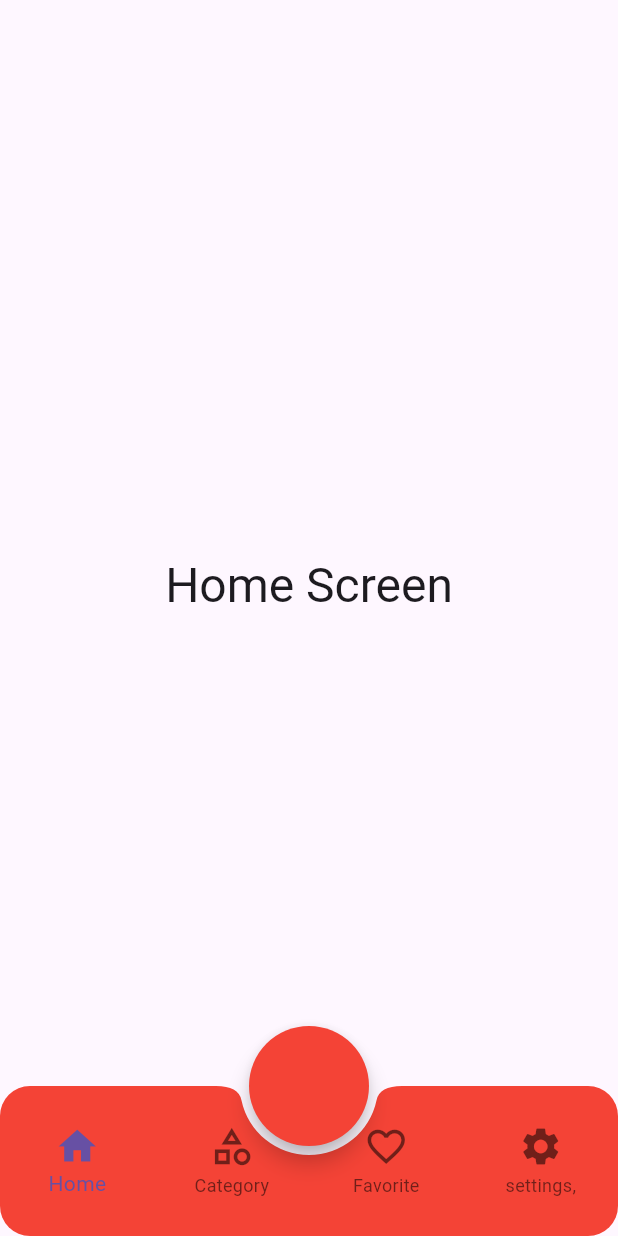
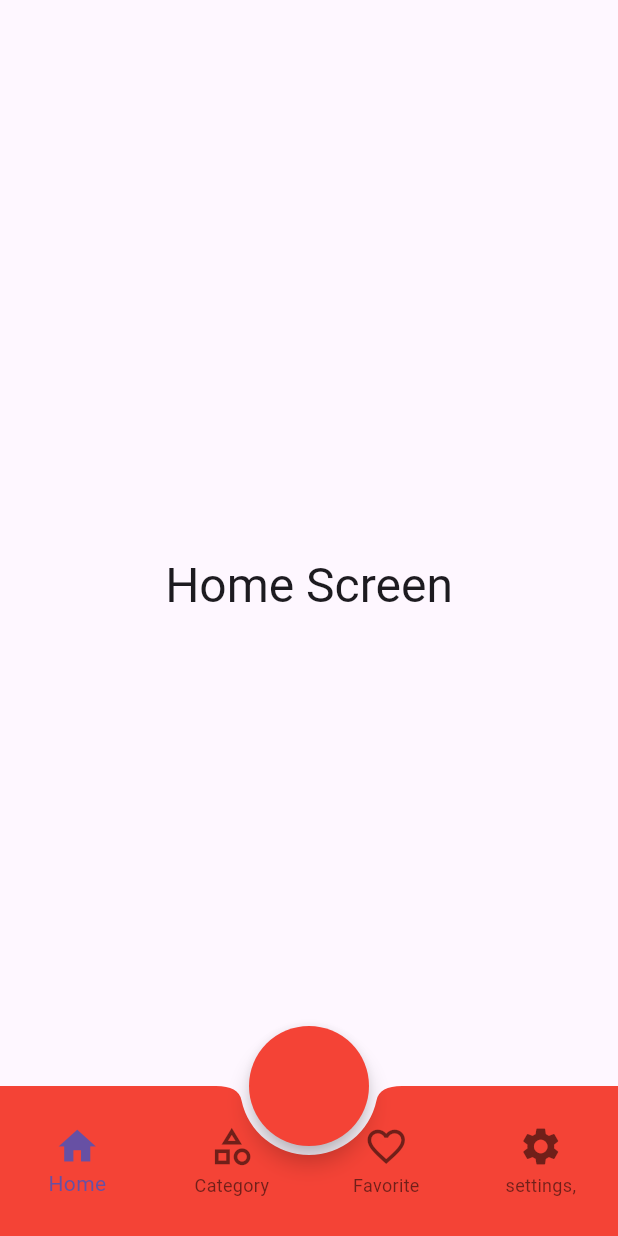
Before and after one commit to alyfadhel/btm, a Flutter app: the screen it shows after launch, on a phone screen of 412 x 824 dp. Run offline on Flutter 3.47's test engine with Material 3 defaults, Android fonts, the phone set to English and light mode, and no system bars; our stand-ins replace bloc, flutter_bloc.

Commit message:
bottom nav

```diff
--- a/lib/layout.dart
+++ b/lib/layout.dart
@@ -18,17 +18,9 @@ class LayOutScreen extends StatelessWidget {
             appBar: AppBar(),
             floatingActionButtonLocation:
                 FloatingActionButtonLocation.centerDocked,
-            bottomNavigationBar: Container(
+            bottomNavigationBar: BottomAppBar(
+              notchMargin: 6.0,
               height: 100,
-              width: double.infinity,
-              decoration: const BoxDecoration(
-                borderRadius: BorderRadius.all(
-                  Radius.circular(20.0,),
-                ),
-              ),
-              clipBehavior: Clip.antiAliasWithSaveLayer,
-              child: BottomAppBar(
-                notchMargin: 6.0,
               clipBehavior: Clip.antiAliasWithSaveLayer,
               shape: const CircularNotchedRectangle(),
               padding: EdgeInsets.zero,
@@ -41,7 +33,6 @@ class LayOutScreen extends StatelessWidget {
                   cubit.changeBottomNav(index);
                 },
                 iconSize: 30.0,
-                ),
               ),
             ),
             floatingActionButton: SizedBox(
```
Lines whose indentation alone changed are shown as unchanged.
